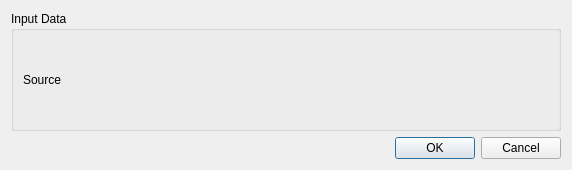
Above: geo_journey_dialog_base.ui from angelinepi/geo_journey before the change. Below: the same form after it.
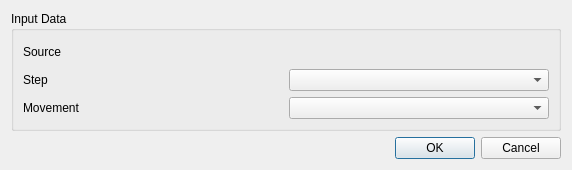
That is the form after the change. Custom widgets are drawn as their Qt base class.

```diff
--- a/geo_journey_dialog_base.ui
+++ b/geo_journey_dialog_base.ui
@@ -42,7 +42,14 @@
       <string>Input Data</string>
      </property>
      <layout class="QGridLayout" name="gridLayout_2">
-      <item row="0" column="1">
+      <item row="0" column="0">
+       <widget class="QLabel" name="label">
+        <property name="text">
+         <string>Source</string>
+        </property>
+       </widget>
+      </item>
+      <item row="0" column="2">
        <widget class="QgsFileWidget" name="inputmQgsFileWidget">
         <property name="filter">
          <string>Fichiers CSV (*.csv);;Fichiers texte (*.txt);;Tous les fichiers (*)</string>
@@ -52,19 +59,37 @@
         </property>
        </widget>
       </item>
-      <item row="0" column="0">
-       <widget class="QLabel" name="label">
+      <item row="1" column="0">
+       <widget class="QLabel" name="label_2">
         <property name="text">
-         <string>Source</string>
+         <string>Step</string>
         </property>
        </widget>
       </item>
+      <item row="2" column="0">
+       <widget class="QLabel" name="label_3">
+        <property name="text">
+         <string>Movement</string>
+        </property>
+       </widget>
+      </item>
+      <item row="1" column="2">
+       <widget class="QgsFieldComboBox" name="stepmFieldComboBox"/>
+      </item>
+      <item row="2" column="2">
+       <widget class="QgsFieldComboBox" name="movementmFieldComboBox"/>
+      </item>
      </layout>
     </widget>
    </item>
   </layout>
  </widget>
  <customwidgets>
+  <customwidget>
+   <class>QgsFieldComboBox</class>
+   <extends>QComboBox</extends>
+   <header>qgsfieldcombobox.h</header>
+  </customwidget>
   <customwidget>
    <class>QgsFileWidget</class>
    <extends>QWidget</extends>
```
